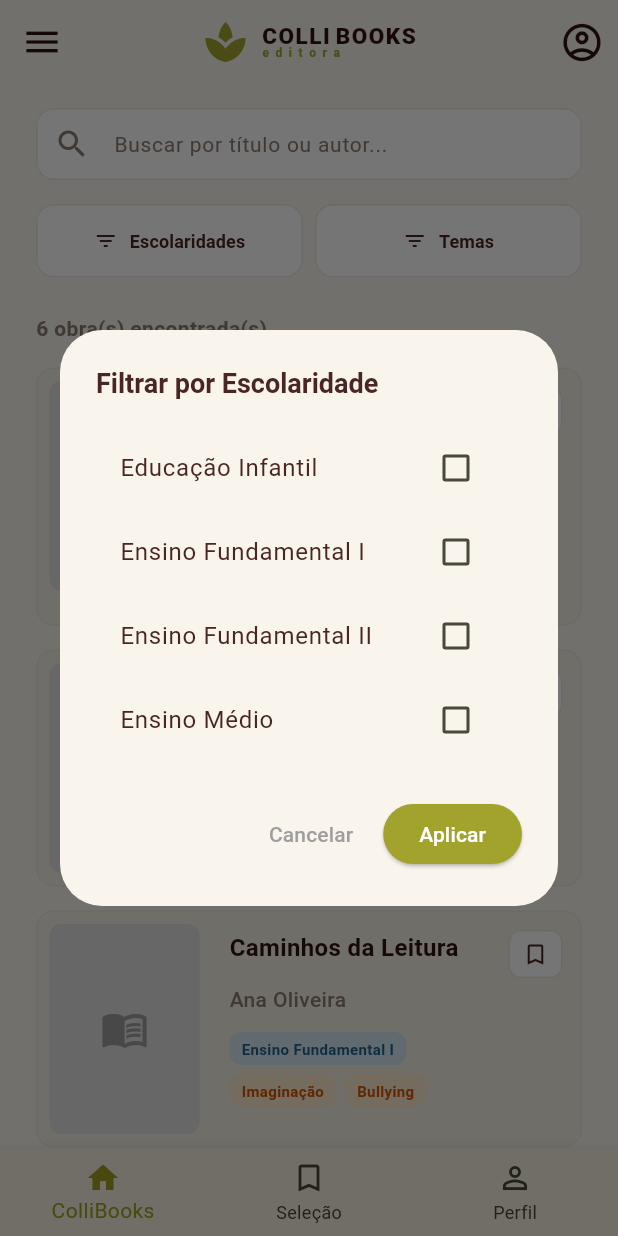
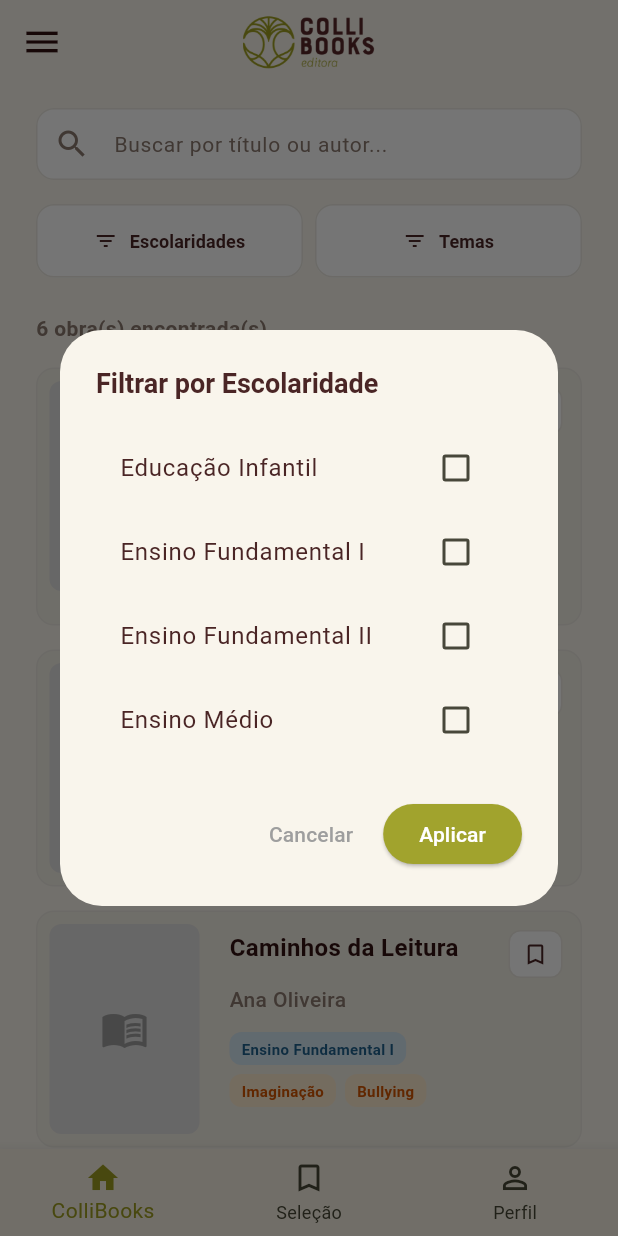
Before and after one commit to Colli-Books/colli-books-frontend, a Flutter app: the ProfessorHomeScreen screen opened directly, after a tap on "Escolaridades", on a phone screen of 412 x 824 dp. Run offline on Flutter 3.47's test engine with Material 3 defaults, Android fonts, the phone set to English and light mode, and no system bars; our stand-ins replace device_preview; network calls fail.

Commit message:
fix: atualiza logo oficial Colli Books em imagem, remove icone de perfil na AppBar e desativa DevicePreview

```diff
--- a/lib/features/professor/presentation/screens/professor_home_screen.dart
+++ b/lib/features/professor/presentation/screens/professor_home_screen.dart
@@ -268,74 +268,11 @@ class _ProfessorHomeScreenState extends State<ProfessorHomeScreen> {
           icon: const Icon(Icons.menu, color: primaryTextColor, size: 28),
           onPressed: () => _scaffoldKey.currentState?.openDrawer(),
         ),
-        title: Row(
-          mainAxisSize: MainAxisSize.min,
-          crossAxisAlignment: CrossAxisAlignment.center,
-          children: [
-            Image.asset(
-              'assets/logo.png',
-              height: 36,
-              errorBuilder: (context, error, stackTrace) => const Icon(
-                Icons.spa,
-                color: Color(0xFFA1A32D),
-                size: 32,
-              ),
-            ),
-            const SizedBox(width: 8),
-            const Column(
-              crossAxisAlignment: CrossAxisAlignment.start,
-              mainAxisSize: MainAxisSize.min,
-              children: [
-                Row(
-                  mainAxisSize: MainAxisSize.min,
-                  children: [
-                    Text(
-                      'COLLI',
-                      style: TextStyle(
-                        color: primaryTextColor,
-                        fontWeight: FontWeight.w900,
-                        fontSize: 15,
-                        letterSpacing: 1.0,
-                        height: 1.0,
-                      ),
-                    ),
-                    SizedBox(width: 3),
-                    Text(
-                      'BOOKS',
-                      style: TextStyle(
-                        color: primaryTextColor,
-                        fontWeight: FontWeight.w900,
-                        fontSize: 15,
-                        letterSpacing: 1.0,
-                        height: 1.0,
-                      ),
-                    ),
-                  ],
-                ),
-                Text(
-                  'e d i t o r a',
-                  style: TextStyle(
-                    color: Color(0xFFA1A32D),
-                    fontSize: 8,
-                    fontWeight: FontWeight.bold,
-                    letterSpacing: 1.2,
-                    height: 1.1,
-                  ),
-                ),
-              ],
-            ),
-          ],
+        title: Image.asset(
+          'imagens/Logo-Colli-Booksteste.webp',
+          height: 38,
+          fit: BoxFit.contain,
         ),
-        actions: [
-          IconButton(
-            icon: const Icon(Icons.account_circle_outlined, color: primaryTextColor, size: 30),
-            onPressed: () {
-              setState(() {
-                _selectedIndex = 2; // Ir para a aba de Perfil
-              });
-            },
-          ),
-        ],
       ),
       body: IndexedStack(
         index: _selectedIndex,
--- a/lib/main.dart
+++ b/lib/main.dart
@@ -5,7 +5,7 @@
 void main() {
   runApp(
     DevicePreview(
-      enabled: true, // Habilita o preview com a moldura de celular
+      enabled: false, // Desabilitado para economizar recursos e aliviar o PC
       builder: (context) => const MyApp(),
     ),
   );
```
Also changed, not shown: lib/features/admin/presentation/screens/admin_home_screen.dart (+4 -32 lines).
